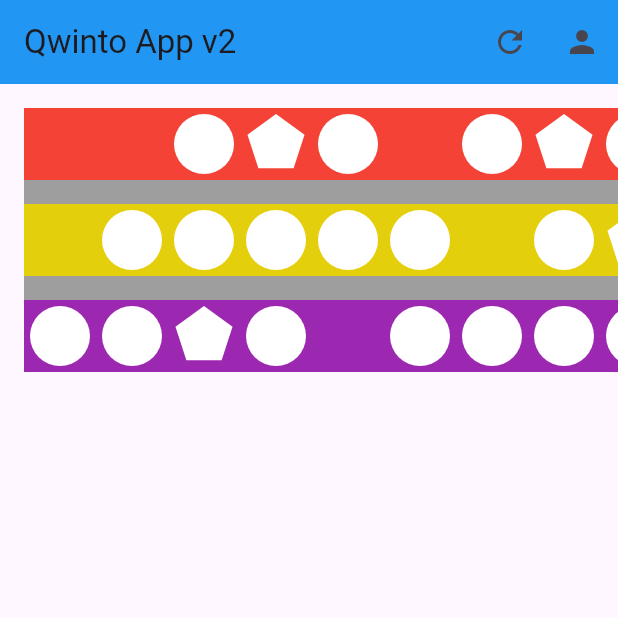
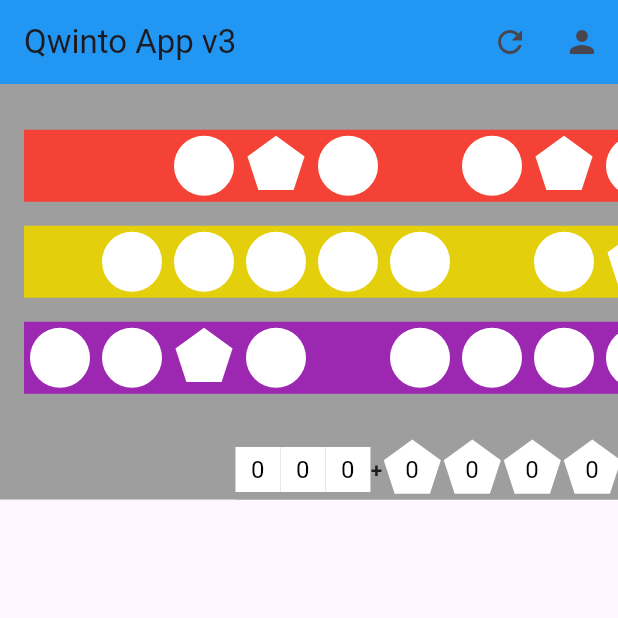
Before and after one commit to ellandar31/gaming_portal, a Flutter app: the screen it shows once a user with an empty profile is signed in, after a tap on the "refresh" icon, on a phone screen of 412 x 824 dp, the top half of it. Run offline on Flutter 3.47's test engine with Material 3 defaults, Android fonts, the light colour scheme and no system bars; our stand-ins replace firebase_auth, firebase_core; missing offline and left inert: firebase_ui_auth, firebase_ui_oauth_google; accounts and stored records are empty; statements that could not run were skipped.

Commit message:
Gestion des erreurs et des scores

```diff
--- a/lib/src/home.dart
+++ b/lib/src/home.dart
@@ -15,7 +15,7 @@ class HomeScreen extends StatelessWidget {
         create: (context) => QwintoState(),
         child: Scaffold(
         appBar: AppBar(
-          title: const Text('Qwinto App v2'), // Barre en haut
+          title: const Text('Qwinto App v3'), // Barre en haut
               backgroundColor: Colors.blue, // Couleur de la barre
           actions: const [
             //TODO add your actions here
--- /dev/null
+++ b/lib/src/qwinto/commun/qwinto_square.dart
@@ -0,0 +1,32 @@
+import 'package:flutter/material.dart';
+
+class SquareCell extends StatelessWidget {
+  const SquareCell({
+    super.key,
+    required this.value,
+  });
+
+  final int? value;
+
+  @override
+  Widget build(BuildContext context) {
+    return Container(
+      width: 30,
+      height: 30, // Largeur et hauteur identiques pour former un carré
+      decoration: const BoxDecoration(
+        shape: BoxShape.rectangle,
+        color: Colors.white, // Couleur du fond
+      ),
+      child: Center(
+        child: Text(
+          value?.toString() ?? '',
+          textAlign: TextAlign.center,
+          style: const TextStyle(
+            fontSize: 16,
+            color: Colors.black,
+          ),
+        ),
+      ),
+    );
+  }
+}
--- /dev/null
+++ b/lib/src/qwinto/errorScore/error_column.dart
@@ -0,0 +1,40 @@
+import 'package:flutter/material.dart';
+import 'package:gaming_portal/src/qwinto/store/qwinto_state.dart';
+import 'package:provider/provider.dart';
+
+class ErrorCheckWidget extends StatelessWidget {
+  const ErrorCheckWidget({super.key});
+
+  @override
+  Widget build(BuildContext context) {
+     var qwintoState = Provider.of<QwintoState>(context);
+    List<int?> errors = qwintoState.errorList;
+
+    return Container(
+      padding: const EdgeInsets.all(10),
+      color: Colors.grey,
+      child: Column(
+        crossAxisAlignment: CrossAxisAlignment.center,
+        children: [
+          const Text('Erreur(s)',style: TextStyle(fontSize: 14, fontWeight: FontWeight.bold),),
+          const SizedBox(height: 5),
+          Column(
+            crossAxisAlignment : CrossAxisAlignment.center,
+            children: getCheckboxList(errors,context,qwintoState)
+          ),
+        ],
+      ),
+    );
+  }
+
+  List<Widget> getCheckboxList(List<int?> errors,BuildContext context, QwintoState qwintoState){
+    return  List.generate(
+      errors.length,
+      (index) {
+        // Création des Text pour chaque valeur dans la liste
+        return Checkbox(value: errors[index]! > 0, onChanged: (bool? value){qwintoState.addToError(value!,index);});
+      }
+    );
+  }
+
+}
--- a/lib/src/qwinto/grille/qwinto_cell.dart
+++ b/lib/src/qwinto/grille/qwinto_cell.dart
@@ -1,7 +1,7 @@
 import 'package:flutter/material.dart';
 
-import 'qwinto_circle.dart';
-import 'qwinto_pentagram.dart';
+import '../commun/qwinto_circle.dart';
+import '../commun/qwinto_pentagram.dart';
 
 class Cellule extends StatelessWidget {
   const Cellule({
--- a/lib/src/qwinto/grille/qwinto_row.dart
+++ b/lib/src/qwinto/grille/qwinto_row.dart
@@ -19,7 +19,7 @@ class ColorRowWidget extends StatelessWidget {
 
     var qwintoState = Provider.of<QwintoState>(context);
     List<int?> values = qwintoState.colorMap[color]!;
-    Map<int, String> columnBonus = qwintoState.columns;
+    Map<int, Map<String, dynamic>> columnBonus = qwintoState.columns;
 
     return Container(
       color: currentColor,
@@ -30,7 +30,7 @@ class ColorRowWidget extends StatelessWidget {
     );
   }
 
-  List<Widget> getCellList(List<int?> values,BuildContext context, QwintoState qwintoState, Color currentColor, Map<int, String> columnBonus){
+  List<Widget> getCellList(List<int?> values,BuildContext context, QwintoState qwintoState, Color currentColor,Map<int, Map<String, dynamic>> columnBonus){
     return  List.generate(
       values.length,
       (index) {
@@ -45,7 +45,7 @@ class ColorRowWidget extends StatelessWidget {
               child: Cellule(
                 value: values[index],
                 currentColor: currentColor,
-                formCell: columnBonus.containsKey(index) ? columnBonus[index] == color : false,
+                formCell: columnBonus.containsKey(index) ? columnBonus[index]!['color'] == color : false,
               ),
             ));
       }
--- a/lib/src/qwinto/qwinto_page.dart
+++ b/lib/src/qwinto/qwinto_page.dart
@@ -1,6 +1,8 @@
 
 import 'package:flutter/material.dart';
+import 'package:gaming_portal/src/qwinto/errorScore/error_column.dart';
 import 'package:gaming_portal/src/qwinto/grille/grille.dart';
+import 'package:gaming_portal/src/qwinto/score/score_bar.dart';
 
 class QwintoPage extends StatelessWidget {
   const QwintoPage({super.key});
@@ -8,14 +10,30 @@ class QwintoPage extends StatelessWidget {
   @override
   Widget build(BuildContext context) {
 
-    return const SingleChildScrollView(
-                    scrollDirection: Axis.vertical,
-                    child: SingleChildScrollView(
-                      scrollDirection: Axis.horizontal,
-                      child: QwintoGrid(),
-        ),
+    return Container(
+      color : Colors.grey,
+      child: SingleChildScrollView(
+                scrollDirection: Axis.vertical,
+                child: SingleChildScrollView(
+                  scrollDirection: Axis.horizontal,
+                  child: getContent(),
+          ),
+      ),
     );
   }
 
-
+  Widget getContent() {
+    return const Column(
+      children :
+      [
+        Row(
+          children: [
+            QwintoGrid(),
+            ErrorCheckWidget(),
+          ],
+        ),
+        QwintoScoreBar(),
+      ]
+    );
+  }
 }
--- /dev/null
+++ b/lib/src/qwinto/score/score_bar.dart
@@ -0,0 +1,36 @@
+
+import 'package:flutter/material.dart';
+import 'package:gaming_portal/src/qwinto/commun/qwinto_pentagram.dart';
+import 'package:gaming_portal/src/qwinto/commun/qwinto_square.dart';
+import 'package:gaming_portal/src/qwinto/store/qwinto_state.dart';
+import 'package:provider/provider.dart';
+
+class QwintoScoreBar extends StatelessWidget {
+  const QwintoScoreBar({super.key});
+
+  @override
+  Widget build(BuildContext context) {
+    var qwintoState = Provider.of<QwintoState>(context);
+
+    return Container(
+      color : Colors.grey,
+      child: Row(
+        children: [
+          SquareCell(value: qwintoState.lineScoreMap[QwintoState.red]),
+          SquareCell(value: qwintoState.lineScoreMap[QwintoState.yellow]),
+          SquareCell(value: qwintoState.lineScoreMap[QwintoState.blue]),
+          const Text("+",style: TextStyle(fontSize: 14, fontWeight: FontWeight.bold)),
+          PentagonCell(value: qwintoState.columns[2]!['score']),
+          PentagonCell(value: qwintoState.columns[3]!['score']),
+          PentagonCell(value: qwintoState.columns[7]!['score']),
+          PentagonCell(value: qwintoState.columns[8]!['score']),
+          PentagonCell(value: qwintoState.columns[9]!['score']),
+          const Text("-",style: TextStyle(fontSize: 14, fontWeight: FontWeight.bold)),
+          SquareCell(value: qwintoState.scoreErreur),
+          const Text("=",style: TextStyle(fontSize: 14, fontWeight: FontWeight.bold)),
+          SquareCell(value: qwintoState.scoreTotal),
+
+      ],),
+    );
+  }
+}
--- a/lib/src/qwinto/store/qwinto_state.dart
+++ b/lib/src/qwinto/store/qwinto_state.dart
@@ -3,19 +3,36 @@ import 'package:flutter/material.dart';
 class QwintoState extends ChangeNotifier {
   late int currentRoll;
 
+  static const String red = "RED";
+  static const String yellow = "YELLOW";
+  static const String blue = "BLUE";
 
-  void updateValue(int newValue) {
-    currentRoll = newValue;
-    notifyListeners(); // Notifie les widgets pour mettre à jour
-  }
 
-  Map<int,String> columns = {
-     2 : blue,
-     3 : red,
-     7 : red,
-     8 : yellow,
-     9 : blue,
+  Map<int, Map<String, dynamic>> columns = {
+    2: {'color': blue, 'score': 0},
+    3: {'color': red, 'score': 0},
+    7: {'color': red, 'score': 0},
+    8: {'color': yellow, 'score': 0},
+    9: {'color': blue, 'score': 0},
   };
+
+  Map<String, List<int?>> colorMap = {
+    red: List.filled(12, null),
+    yellow: List.filled(12, null),
+    blue: List.filled(12, null),
+  };
+
+  int scoreErreur = 0;
+  int scoreTotal = 0;
+  bool endParty = false;
+
+  Map<String, int> lineScoreMap = {
+    red: 0,
+    yellow: 0,
+    blue: 0,
+  };
+
+  List<int> colScores = List.filled(5, 0);
 
   QwintoState(){
     colorMap[red]![0] = -2;
@@ -29,8 +46,21 @@ class QwintoState extends ChangeNotifier {
     colorMap[blue]![4] = -1;
     colorMap[blue]![10] = -2;
     colorMap[blue]![11] = -2;
-    errorList= [];
+    errorList= [0,0,0,0];
+    lineScoreMap = {red: 0,yellow: 0,blue: 0,};
+    columns = {
+      2: {'color': blue, 'score': 0},
+      3: {'color': red, 'score': 0},
+      7: {'color': red, 'score': 0},
+      8: {'color': yellow, 'score': 0},
+      9: {'color': blue, 'score': 0},
+    };
  }
+
+  void updateValue(int newValue) {
+    currentRoll = newValue;
+    notifyListeners(); // Notifie les widgets pour mettre à jour
+  }
 
   void reinit(){
     colorMap = {
@@ -50,25 +80,26 @@ class QwintoState extends ChangeNotifier {
     colorMap[blue]![4] = -1;
     colorMap[blue]![10] = -2;
     colorMap[blue]![11] = -2;
-    errorList= [];
-    //calculateScore();
+    errorList= [0,0,0,0];
+
+    columns = {
+      2: {'color': blue, 'score': 0},
+      3: {'color': red, 'score': 0},
+      7: {'color': red, 'score': 0},
+      8: {'color': yellow, 'score': 0},
+      9: {'color': blue, 'score': 0},
+    };
+
+    lineScoreMap = {red: 0,yellow: 0,blue: 0,};
+    scoreErreur = 0;
+    scoreTotal = 0;
+
     notifyListeners();
   }
 
 //----------------------------------------------
 //     Lignes
 //----------------------------------------------
-
-  static const String red = "RED";
-  static const String yellow = "YELLOW";
-  static const String blue = "BLUE";
-
-  Map<String, List<int?>> colorMap = {
-    red: List.filled(12, null),
-    yellow: List.filled(12, null),
-    blue: List.filled(12, null),
-  };
-
 
   int? getRowValue(String color, int position) {
      return colorMap[color]![position];
@@ -81,9 +112,17 @@ class QwintoState extends ChangeNotifier {
 
   void updateRowRoll(String color, int position) {
     colorMap[color]![position] = currentRoll;
-    //checkEndParty();
-    //calculateScore();
+    checkEndParty();
+    calculateRowScore(color);
+    calculateColumnBonus(position);
+    updateScoreTotal();
     notifyListeners();
+  }
+
+  void calculateRowScore(String color) {
+    var purgedRow = getValuesNotNegativeOne(color);
+    // Si la ligne purgée contient 9 éléments ou plus, retourne le 9ème élément
+    lineScoreMap[color] = purgedRow.length >= 9 ? purgedRow[8] ?? 0 : purgedRow.length;
   }
 
 //----------------------------------------------
@@ -92,8 +131,8 @@ class QwintoState extends ChangeNotifier {
 
   late List<int?> errorList;
 
-  void addToError() {
-    errorList.add(5);
+  void addToError(bool checked, int index) {
+    errorList[index] = checked ? 5 : 0;
     checkEndParty();
     scoreErreur = errorList
         .where((value) => value != null)
@@ -105,10 +144,9 @@ class QwintoState extends ChangeNotifier {
 //----------------------------------------------
 //     fin de partie
 //----------------------------------------------
-  bool endParty = false;
 
   List<int?> getValuesNotNegativeOne(String color) {
-    return colorMap[color]!.where((value) => value != null && value != -1).toList();
+    return colorMap[color]!.where((value) => value != null && value > 0).toList();
   }
 
   void checkEndParty() {
@@ -134,48 +172,24 @@ class QwintoState extends ChangeNotifier {
 //     Score
 //----------------------------------------------
 
-  int scoreErreur = 0;
-  int scoreTotal = 0;
-
-  List<int> rowScores = List.filled(3, 0);
-  List<int> colScores = List.filled(5, 0);
-
   void updateScoreTotal() {
     // Somme les scores des rangées et des colonnes, puis soustrait le score d'erreur
-    scoreTotal = rowScores.reduce((a, b) => a + b) + colScores.reduce((a, b) => a + b) - scoreErreur;
+
+    // Calculer la somme des scores
+    int? totalColScore = 0;
+    columns.forEach((key, value) {totalColScore = (totalColScore! + value['score']!) as int?;});
+
+    scoreTotal = lineScoreMap[red]! + lineScoreMap[yellow]! + lineScoreMap[blue]! + totalColScore! - scoreErreur;
   }
 
-  void calculateScore() {
-    // Calcul des scores des rangées
-    rowScores[0] = calculateRowScore(red);
-    rowScores[1] = calculateRowScore(yellow);
-    rowScores[2] = calculateRowScore(blue);
-
-    // Indices et couleurs pour les colonnes
-
-    // Calcul des scores des colonnes
-    for (int i = 0; i < columns.length; i++) {
-      int key = columns.keys.elementAt(i);
-      colScores[i] = calculateColumnBonus(key, columns[key]!);
-    }
-
-    updateScoreTotal();
-  }
+  void calculateColumnBonus(int position) {
+    // Vérifie si toutes les valeurs aux mêmes positions dans les trois listes ne sont pas null
 
 
-  int calculateColumnBonus(int position, String color) {
-    // Vérifie si toutes les valeurs aux mêmes positions dans les trois listes ne sont pas null
-    if (['blue', 'red', 'yellow'].every((c) => colorMap[c]![position] != null)) {
+    if ([blue, red, yellow].every((c) => colorMap[c]![position] != null)) {
       // Retourne la valeur de la couleur donnée ou 0 si null
-      return colorMap[color]![position] ?? 0;
+      String couleur = columns[position]!['color'];
+      columns[position]!['score'] = colorMap[couleur]![position] ?? 0;
     }
-    return 0;
   }
-
-  int calculateRowScore(String color) {
-    var purgedRow = getValuesNotNegativeOne(color);
-    // Si la ligne purgée contient 9 éléments ou plus, retourne le 9ème élément
-    return purgedRow.length >= 9 ? purgedRow[8] ?? 0 : purgedRow.length;
-  }
-
 }
```
Also changed, not shown: lib/src/qwinto/menus/bottom_bar.dart (deleted, +0 -60 lines), lib/src/qwinto/commun/qwinto_circle.dart (renamed from lib/src/qwinto/grille/qwinto_circle.dart), lib/src/qwinto/commun/qwinto_pentagram.dart (renamed from lib/src/qwinto/grille/qwinto_pentagram.dart).
